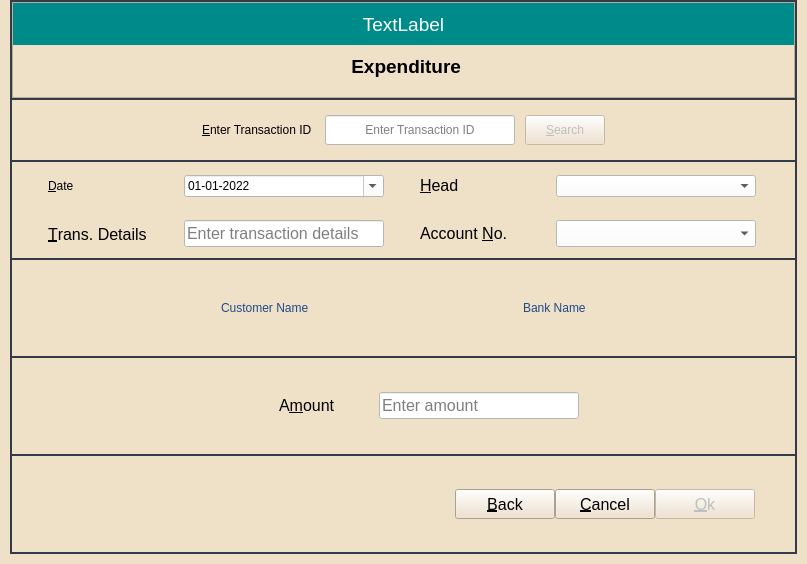
Above: ui_files/trans.ui from mosleuddin/ExpenseTracker before the change. Below: the same form after it.
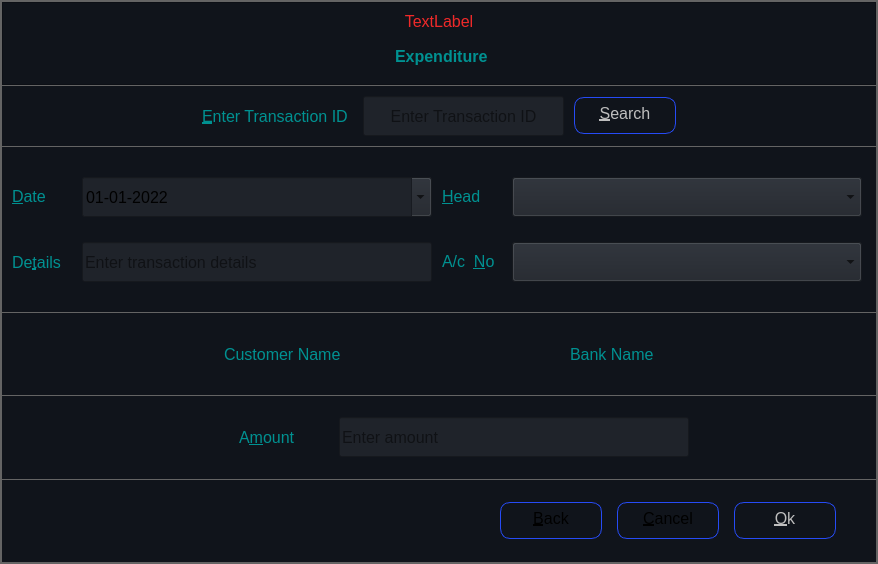
That is the form after the change. Icons and pictures are not drawn.

What changed in the file:
```diff
--- a/ui_files/trans.ui
+++ b/ui_files/trans.ui
@@ -9,7 +9,7 @@
    <rect>
     <x>0</x>
     <y>0</y>
-    <width>807</width>
+    <width>878</width>
     <height>564</height>
    </rect>
   </property>
@@ -20,7 +20,9 @@
    </sizepolicy>
   </property>
   <property name="font">
-   <font/>
+   <font>
+    <pointsize>-1</pointsize>
+   </font>
   </property>
   <property name="windowTitle">
    <string>Expense Tracker</string>
@@ -31,34 +33,68 @@
   </property>
   <property name="styleSheet">
    <string notr="true">*{
-	background-color: rgb(239, 224, 200);
+    		background-color :#10141b;
+		color:rgba(255, 255, 255, .60);
+		font-size: 16px;
 }
 
-QComboBox{
-width: 150px;
-selection-color: rgb(255, 255, 255);
-background-color: rgb(255, 255, 255);
-selection-background-color: rgb(32, 74, 135);
+#centralWidget{
+background-color: rgb(100, 100, 100);
+
 }
 
-QLineEdit{
-width: 150px;
-background-color: rgb(255, 255, 255);
+QLabel{
+		color: rgb(0, 145, 145);
 }
 
+QLineEdit,
 QDateEdit{
-	color: rgb(0, 0, 0);
-	background-color: rgb(255, 255, 255);
+            background-color :#1f232a;
+        }
+
+QComboBox{
+		background-color :#1f232a;
+		selection-color: rgb(255, 255, 255);
+		selection-background-color: rgb(32, 74, 135);
 }
 
+QLineEdit::disabled,
+QDateEdit::disabled,
+QComboBox::disabled{
+            background-color :#10141b;
+        }
+
 #labelMessage{
-color: rgb(255, 255, 255);
-background-color: rgb(0, 139, 139);
+	color: rgb(239, 41, 41);
 }
 
-#centralWidget{
-background-color: #343b47;
+QPushButton{
+ 	color:rgba(0, 255, 0, .50);
+    width: 100px;
+	height: 20px;
+	text-align: center;
+	padding: 5px, 10px;
+	border: 1px solid #264BF6;
+	border-radius: 10px;
 }
+
+QPushButton::hover{
+	background-color: rgba(0, 0, 255, .30);
+     color: rgba(255, 255, 255, .50);
+}
+
+QPushButton::disabled{
+	background-color: rgba(0, 0, 0, .50);
+     color: rgba(255, 255, 255, .50);
+}
+ 
+ 
+        
+
+        
+
+
+
 </string>
   </property>
   <property name="modal">
@@ -69,22 +105,22 @@
     <number>0</number>
    </property>
    <property name="leftMargin">
-    <number>10</number>
+    <number>0</number>
    </property>
    <property name="topMargin">
     <number>0</number>
    </property>
    <property name="rightMargin">
-    <number>10</number>
+    <number>0</number>
    </property>
    <property name="bottomMargin">
-    <number>10</number>
+    <number>0</number>
    </property>
    <item>
     <widget class="QWidget" name="centralWidget" native="true">
      <layout class="QVBoxLayout" name="verticalLayout">
       <property name="spacing">
-       <number>2</number>
+       <number>1</number>
       </property>
       <property name="leftMargin">
        <number>2</number>
@@ -138,7 +174,7 @@
            </property>
            <property name="font">
             <font>
-             <pointsize>14</pointsize>
+             <pointsize>-1</pointsize>
             </font>
            </property>
            <property name="styleSheet">
@@ -171,7 +207,7 @@
            </property>
            <property name="font">
             <font>
-             <pointsize>14</pointsize>
+             <pointsize>-1</pointsize>
              <bold>true</bold>
              <underline>false</underline>
             </font>
@@ -251,7 +287,7 @@
            <property name="minimumSize">
             <size>
              <width>0</width>
-             <height>30</height>
+             <height>40</height>
             </size>
            </property>
            <property name="styleSheet">
@@ -304,7 +340,7 @@
        <widget class="QFrame" name="frameDetails">
         <layout class="QVBoxLayout" name="verticalLayout_2">
          <property name="spacing">
-          <number>0</number>
+          <number>10</number>
          </property>
          <property name="leftMargin">
           <number>0</number>
@@ -328,13 +364,13 @@
              <number>0</number>
             </property>
             <property name="topMargin">
-             <number>0</number>
+             <number>30</number>
             </property>
             <property name="rightMargin">
              <number>0</number>
             </property>
             <property name="bottomMargin">
-             <number>0</number>
+             <number>15</number>
             </property>
             <item>
              <widget class="QLabel" name="labelTransDate">
@@ -346,13 +382,13 @@
               </property>
               <property name="minimumSize">
                <size>
-                <width>100</width>
+                <width>60</width>
                 <height>0</height>
                </size>
               </property>
               <property name="maximumSize">
                <size>
-                <width>100</width>
+                <width>60</width>
                 <height>16777215</height>
                </size>
               </property>
@@ -366,6 +402,9 @@
             </item>
             <item>
              <widget class="QDateEdit" name="dateTrans">
+              <property name="enabled">
+               <bool>true</bool>
+              </property>
               <property name="sizePolicy">
                <sizepolicy hsizetype="Fixed" vsizetype="Fixed">
                 <horstretch>0</horstretch>
@@ -374,8 +413,8 @@
               </property>
               <property name="minimumSize">
                <size>
-                <width>200</width>
-                <height>0</height>
+                <width>350</width>
+                <height>40</height>
                </size>
               </property>
               <property name="maximumSize">
@@ -463,19 +502,19 @@
               </property>
               <property name="minimumSize">
                <size>
-                <width>100</width>
+                <width>60</width>
                 <height>0</height>
                </size>
               </property>
               <property name="maximumSize">
                <size>
-                <width>100</width>
+                <width>60</width>
                 <height>16777215</height>
                </size>
               </property>
               <property name="font">
                <font>
-                <pointsize>12</pointsize>
+                <pointsize>-1</pointsize>
                </font>
               </property>
               <property name="text">
@@ -488,6 +527,9 @@
             </item>
             <item>
              <widget class="QComboBox" name="comboHead">
+              <property name="enabled">
+               <bool>true</bool>
+              </property>
               <property name="sizePolicy">
                <sizepolicy hsizetype="Fixed" vsizetype="Fixed">
                 <horstretch>0</horstretch>
@@ -496,8 +538,8 @@
               </property>
               <property name="minimumSize">
                <size>
-                <width>200</width>
-                <height>0</height>
+                <width>350</width>
+                <height>40</height>
                </size>
               </property>
               <property name="maximumSize">
@@ -539,7 +581,7 @@
              <number>0</number>
             </property>
             <property name="bottomMargin">
-             <number>0</number>
+             <number>30</number>
             </property>
             <item>
              <widget class="QLabel" name="labelTransDetails">
@@ -551,23 +593,23 @@
               </property>
               <property name="minimumSize">
                <size>
-                <width>100</width>
+                <width>60</width>
                 <height>0</height>
                </size>
               </property>
               <property name="maximumSize">
                <size>
-                <width>100</width>
+                <width>60</width>
                 <height>16777215</height>
                </size>
               </property>
               <property name="font">
                <font>
-                <pointsize>12</pointsize>
+                <pointsize>-1</pointsize>
                </font>
               </property>
               <property name="text">
-               <string>&amp;Trans. Details</string>
+               <string>De&amp;tails</string>
               </property>
               <property name="buddy">
                <cstring>editTransDetails</cstring>
@@ -584,8 +626,8 @@
               </property>
               <property name="minimumSize">
                <size>
-                <width>200</width>
-                <height>0</height>
+                <width>350</width>
+                <height>40</height>
                </size>
               </property>
               <property name="maximumSize">
@@ -596,7 +638,7 @@
               </property>
               <property name="font">
                <font>
-                <pointsize>12</pointsize>
+                <pointsize>-1</pointsize>
                </font>
               </property>
               <property name="styleSheet">
@@ -623,23 +665,23 @@
               </property>
               <property name="minimumSize">
                <size>
-                <width>100</width>
+                <width>60</width>
                 <height>0</height>
                </size>
               </property>
               <property name="maximumSize">
                <size>
-                <width>100</width>
+                <width>60</width>
                 <height>16777215</height>
                </size>
               </property>
               <property name="font">
                <font>
-                <pointsize>12</pointsize>
+                <pointsize>-1</pointsize>
                </font>
               </property>
               <property name="text">
-               <string>Account &amp;No.</string>
+               <string>A/c  &amp;No</string>
               </property>
               <property name="buddy">
                <cstring>comboAccount</cstring>
@@ -656,8 +698,8 @@
               </property>
               <property name="minimumSize">
                <size>
-                <width>200</width>
-                <height>0</height>
+                <width>350</width>
+                <height>40</height>
                </size>
               </property>
               <property name="maximumSize">
@@ -668,7 +710,7 @@
               </property>
               <property name="font">
                <font>
-                <pointsize>12</pointsize>
+                <pointsize>-1</pointsize>
                </font>
               </property>
               <property name="styleSheet">
@@ -737,8 +779,7 @@
             </size>
            </property>
            <property name="styleSheet">
-            <string notr="true">color: rgb(32, 74, 135);
-</string>
+            <string notr="true"/>
            </property>
            <property name="text">
             <string>Customer Name</string>
@@ -773,8 +814,7 @@
             </size>
            </property>
            <property name="styleSheet">
-            <string notr="true">color: rgb(32, 74, 135);
-</string>
+            <string notr="true"/>
            </property>
            <property name="text">
             <string>Bank Name</string>
@@ -868,7 +908,7 @@
            </property>
            <property name="font">
             <font>
-             <pointsize>12</pointsize>
+             <pointsize>-1</pointsize>
             </font>
            </property>
            <property name="text">
@@ -881,6 +921,9 @@
          </item>
          <item alignment="Qt::AlignLeft">
           <widget class="QLineEdit" name="editTransAmount">
+           <property name="enabled">
+            <bool>true</bool>
+           </property>
            <property name="sizePolicy">
             <sizepolicy hsizetype="Fixed" vsizetype="Fixed">
              <horstretch>0</horstretch>
@@ -889,8 +932,8 @@
            </property>
            <property name="minimumSize">
             <size>
-             <width>200</width>
-             <height>0</height>
+             <width>350</width>
+             <height>40</height>
             </size>
            </property>
            <property name="maximumSize">
@@ -901,7 +944,7 @@
            </property>
            <property name="font">
             <font>
-             <pointsize>12</pointsize>
+             <pointsize>-1</pointsize>
             </font>
            </property>
            <property name="styleSheet">
@@ -938,7 +981,7 @@
        <widget class="QFrame" name="frameButton">
         <layout class="QHBoxLayout" name="buttonLayout">
          <property name="spacing">
-          <number>0</number>
+          <number>15</number>
          </property>
          <property name="leftMargin">
           <number>0</number>
@@ -969,19 +1012,19 @@
           <widget class="QPushButton" name="buttonBack">
            <property name="minimumSize">
             <size>
-             <width>100</width>
-             <height>30</height>
+             <width>0</width>
+             <height>0</height>
             </size>
            </property>
            <property name="maximumSize">
             <size>
-             <width>100</width>
-             <height>30</height>
+             <width>16777215</width>
+             <height>16777215</height>
             </size>
            </property>
            <property name="font">
             <font>
-             <pointsize>12</pointsize>
+             <pointsize>-1</pointsize>
              <bold>false</bold>
             </font>
            </property>
@@ -1010,19 +1053,19 @@
            </property>
            <property name="minimumSize">
             <size>
-             <width>100</width>
-             <height>30</height>
+             <width>0</width>
+             <height>0</height>
             </size>
            </property>
            <property name="maximumSize">
             <size>
-             <width>100</width>
-             <height>30</height>
+             <width>16777215</width>
+             <height>16777215</height>
             </size>
            </property>
            <property name="font">
             <font>
-             <pointsize>12</pointsize>
+             <pointsize>-1</pointsize>
              <bold>false</bold>
             </font>
            </property>
@@ -1051,19 +1094,19 @@
            </property>
            <property name="minimumSize">
             <size>
-             <width>100</width>
-             <height>30</height>
+             <width>0</width>
+             <height>0</height>
             </size>
            </property>
            <property name="maximumSize">
             <size>
-             <width>100</width>
-             <height>30</height>
+             <width>16777215</width>
+             <height>16777215</height>
             </size>
            </property>
            <property name="font">
             <font>
-             <pointsize>12</pointsize>
+             <pointsize>-1</pointsize>
              <bold>false</bold>
             </font>
            </property>
```
